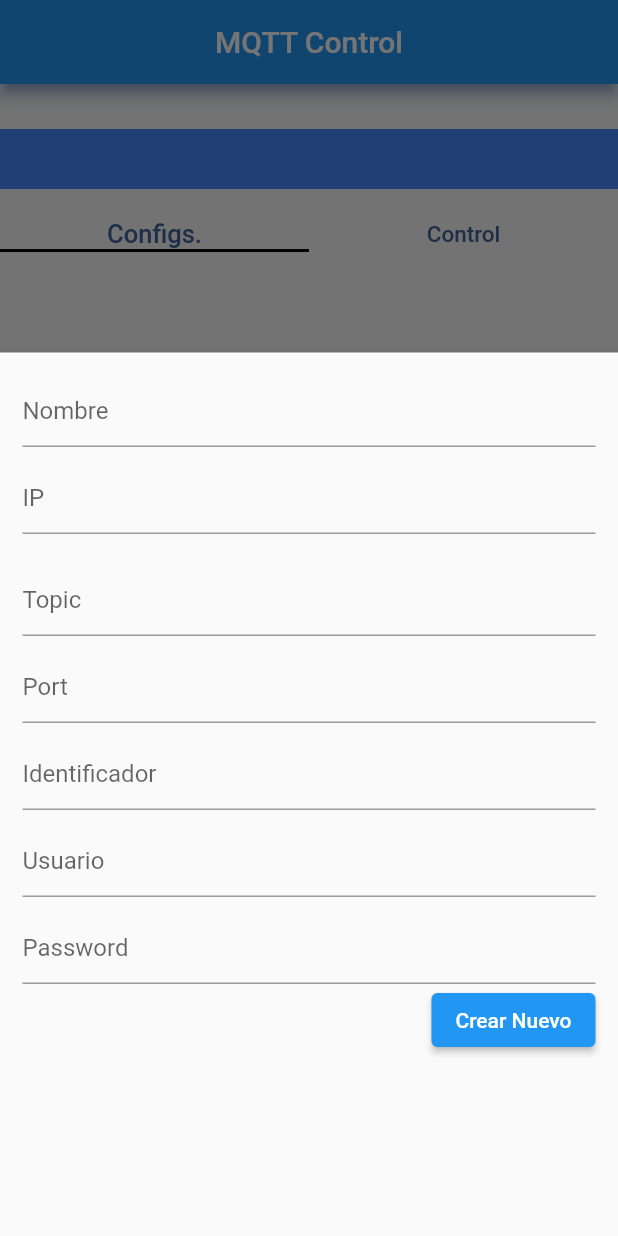
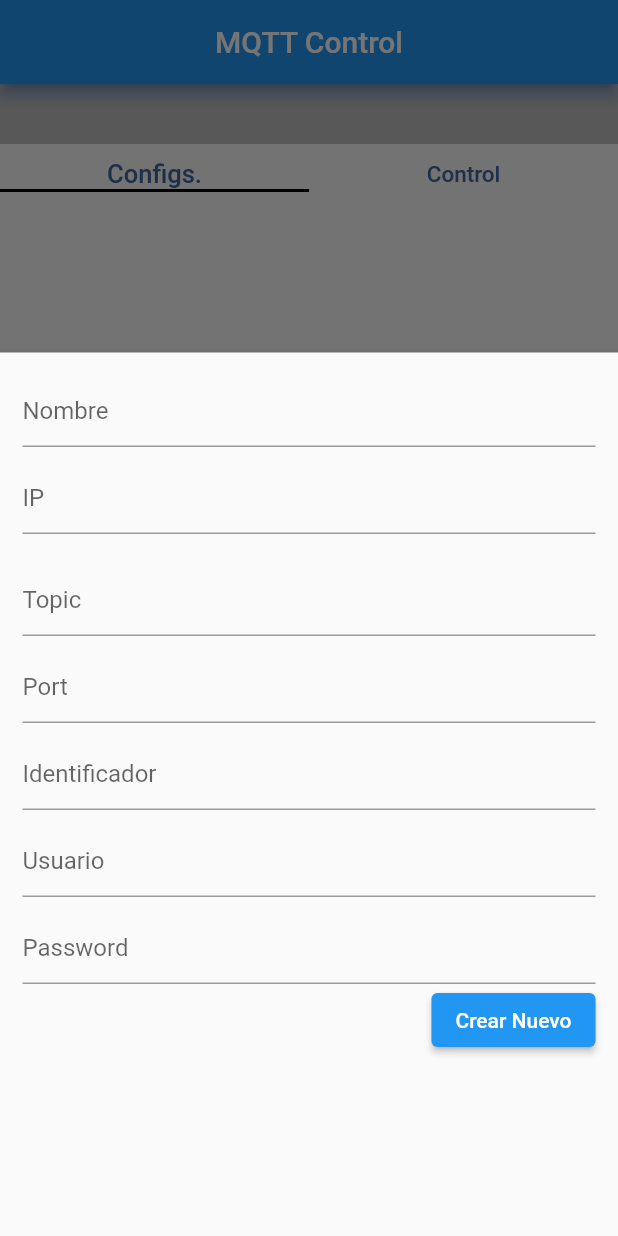
Before and after one commit to Guzzizander/mqtt_control_2, a Flutter app: the screen it shows after launch, after a tap on the "add" icon, on a phone screen of 412 x 824 dp. Run offline on Flutter 3.47's test engine with Material 2 defaults, Android fonts, the phone set to English and light mode, and no system bars; our stand-ins replace font_awesome_flutter, sqflite; missing offline and left inert: mqtt_client; accounts and stored records are empty.

Commit message:
Modificado cuadro texto estado

```diff
--- a/lib/src/screens/config.dart
+++ b/lib/src/screens/config.dart
@@ -7,7 +7,7 @@ import '../variables.dart' as vars;
 
 class Config extends StatefulWidget {
   final Function() notifyParent;
-  Config({Key? key, required this.notifyParent}) : super(key: key);
+  const Config({Key? key, required this.notifyParent}) : super(key: key);
 
   @override
   _Config createState() => _Config();
--- a/lib/src/screens/menu.dart
+++ b/lib/src/screens/menu.dart
@@ -43,13 +43,13 @@ class _Menu extends State<Menu> with SingleTickerProviderStateMixin {
           shadowColor: Colors.blueAccent,
         ),
         body: Padding(
-          padding: const EdgeInsets.only(top: 30.0),
+          padding: const EdgeInsets.only(top: 0.0),
           child: Column(
             children: <Widget>[
               Padding(
-                padding: const EdgeInsets.fromLTRB(0, 0, 0, 20),
+                padding: const EdgeInsets.fromLTRB(0, 0, 0, 10),
                 child: Container(
-                  color: Colors.blueAccent,
+                  color: vars.cardColor,
                   height: 40,
                   child: Center(
                     child: Text(
```
